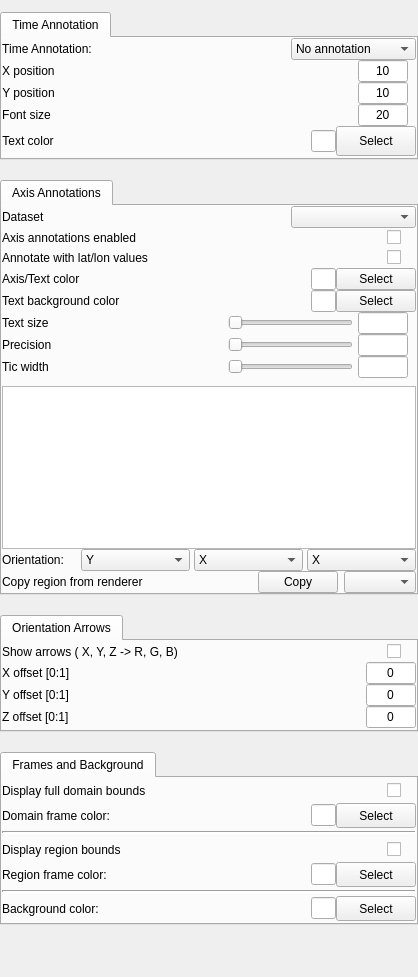
Before: the Qt Designer form apps/vaporgui/AnnotationsGUI.ui in StasJ/vapor-formatted, drawn with Qt 5.
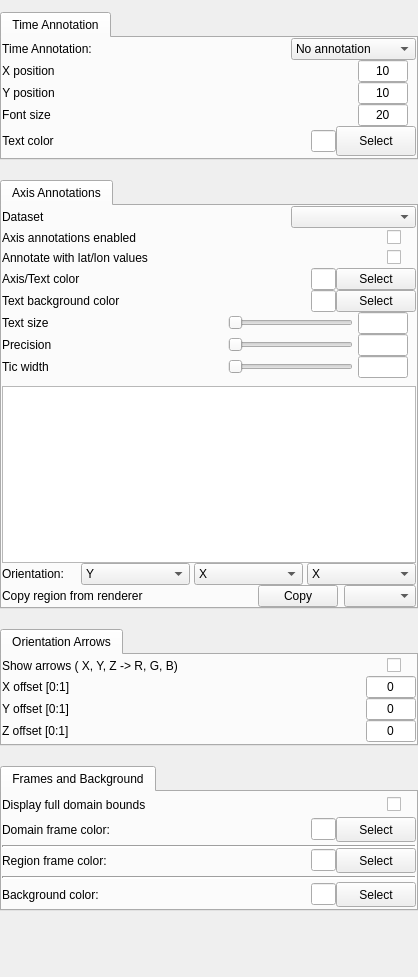
After: the same form once the commit is applied.

```diff
--- a/apps/vaporgui/AnnotationsGUI.ui
+++ b/apps/vaporgui/AnnotationsGUI.ui
@@ -1427,55 +1427,6 @@
          </property>
         </widget>
        </item>
-       <item>
-        <layout class="QHBoxLayout" name="_7">
-         <property name="topMargin">
-          <number>3</number>
-         </property>
-         <property name="rightMargin">
-          <number>15</number>
-         </property>
-         <item>
-          <widget class="QLabel" name="label_12">
-           <property name="text">
-            <string>Display region bounds</string>
-           </property>
-          </widget>
-         </item>
-         <item>
-          <spacer name="spacer25_4">
-           <property name="orientation">
-            <enum>Qt::Horizontal</enum>
-           </property>
-           <property name="sizeType">
-            <enum>QSizePolicy::Expanding</enum>
-           </property>
-           <property name="sizeHint" stdset="0">
-            <size>
-             <width>81</width>
-             <height>20</height>
-            </size>
-           </property>
-          </spacer>
-         </item>
-         <item>
-          <widget class="QCheckBox" name="regionFrameCheckbox">
-           <property name="minimumSize">
-            <size>
-             <width>0</width>
-             <height>25</height>
-            </size>
-           </property>
-           <property name="toolTip">
-            <string>turn on/off wireframe display of current subregion</string>
-           </property>
-           <property name="text">
-            <string/>
-           </property>
-          </widget>
-         </item>
-        </layout>
-       </item>
        <item>
         <layout class="QHBoxLayout" name="_8">
          <property name="spacing">
```
